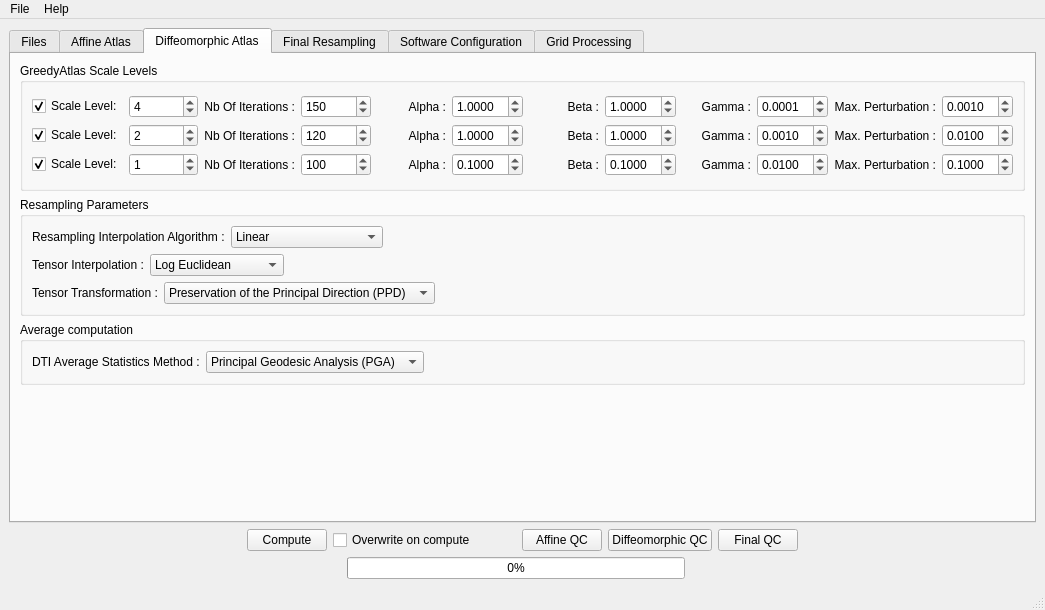
First picture: the form in Code/GUIwindow.ui, repository adrienkaiser/DTIAtlasBuilder, before the edit.
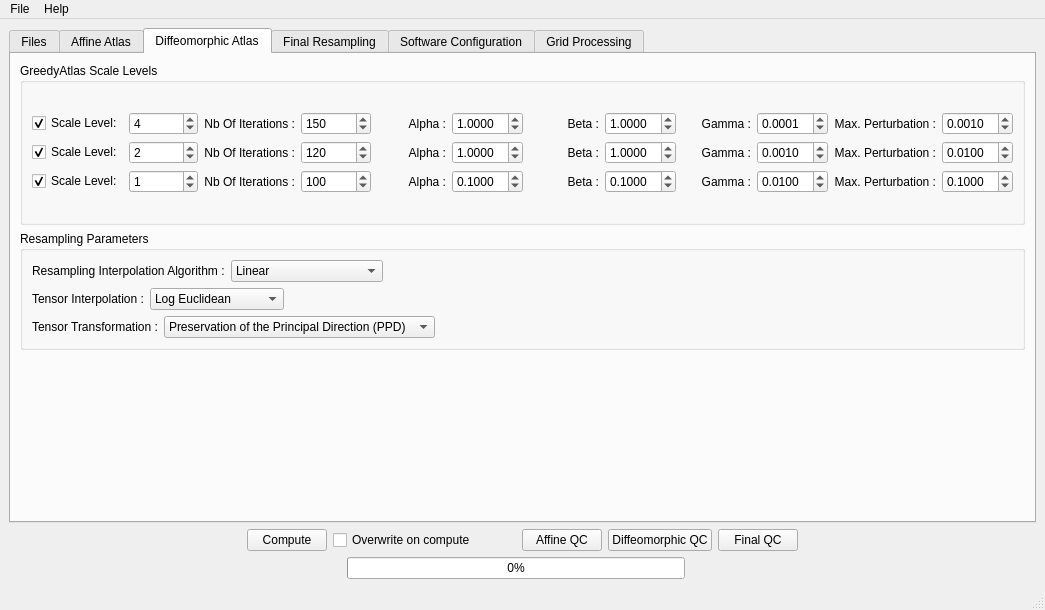
Second picture: the form after the edit. The open tabs and pages were chosen to show the change.

Commit message: BUG: Remove statistics method for DTIAverage (-m option)

```diff
--- a/Code/GUIwindow.ui
+++ b/Code/GUIwindow.ui
@@ -978,76 +978,6 @@
           </layout>
          </widget>
         </item>
-        <item>
-         <widget class="QGroupBox" name="groupBox">
-          <property name="title">
-           <string>Average computation</string>
-          </property>
-          <layout class="QVBoxLayout" name="verticalLayout_17">
-           <item>
-            <layout class="QHBoxLayout" name="horizontalLayout_6">
-             <item>
-              <widget class="QLabel" name="averageStatMethodLabel">
-               <property name="sizePolicy">
-                <sizepolicy hsizetype="Fixed" vsizetype="Preferred">
-                 <horstretch>0</horstretch>
-                 <verstretch>0</verstretch>
-                </sizepolicy>
-               </property>
-               <property name="text">
-                <string>DTI Average Statistics Method :</string>
-               </property>
-              </widget>
-             </item>
-             <item>
-              <widget class="QComboBox" name="averageStatMethodComboBox">
-               <property name="sizePolicy">
-                <sizepolicy hsizetype="Fixed" vsizetype="Fixed">
-                 <horstretch>0</horstretch>
-                 <verstretch>0</verstretch>
-                </sizepolicy>
-               </property>
-               <property name="currentIndex">
-                <number>0</number>
-               </property>
-               <item>
-                <property name="text">
-                 <string>Principal Geodesic Analysis (PGA)</string>
-                </property>
-               </item>
-               <item>
-                <property name="text">
-                 <string>Euclidean</string>
-                </property>
-               </item>
-               <item>
-                <property name="text">
-                 <string>Log Euclidean</string>
-                </property>
-               </item>
-              </widget>
-             </item>
-             <item>
-              <spacer name="horizontalSpacer_3">
-               <property name="orientation">
-                <enum>Qt::Horizontal</enum>
-               </property>
-               <property name="sizeType">
-                <enum>QSizePolicy::Expanding</enum>
-               </property>
-               <property name="sizeHint" stdset="0">
-                <size>
-                 <width>40</width>
-                 <height>20</height>
-                </size>
-               </property>
-              </spacer>
-             </item>
-            </layout>
-           </item>
-          </layout>
-         </widget>
-        </item>
         <item>
          <spacer name="verticalSpacer_2">
           <property name="orientation">
```
Left out of the diff: 2 changed lines with no effect on the pictures. The commit also changes 11 other files.
